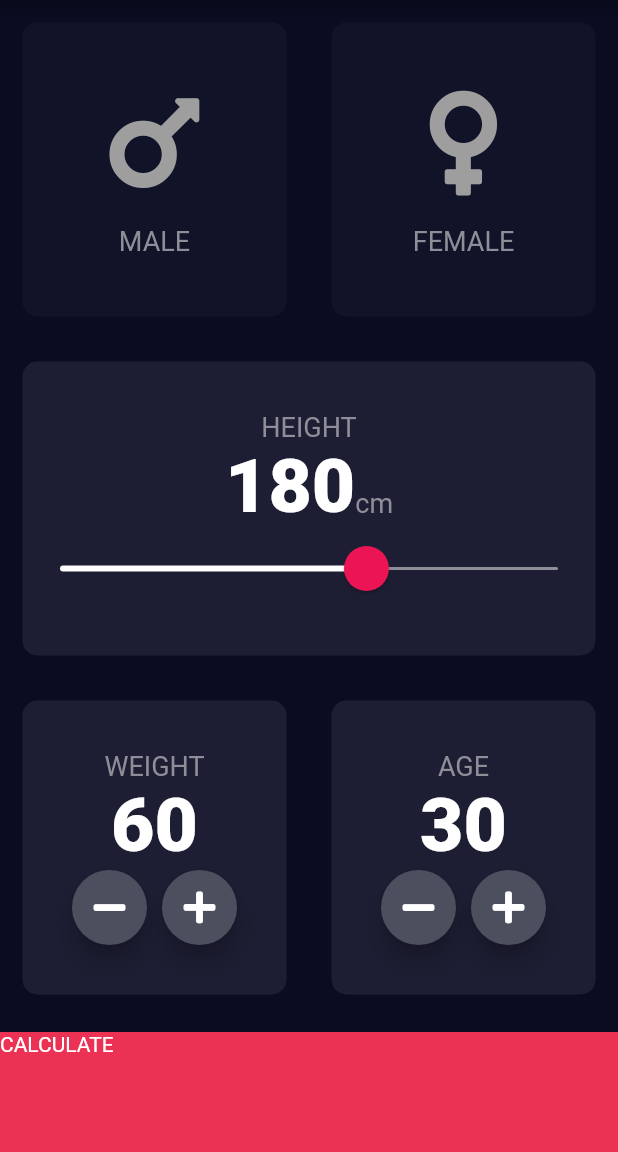
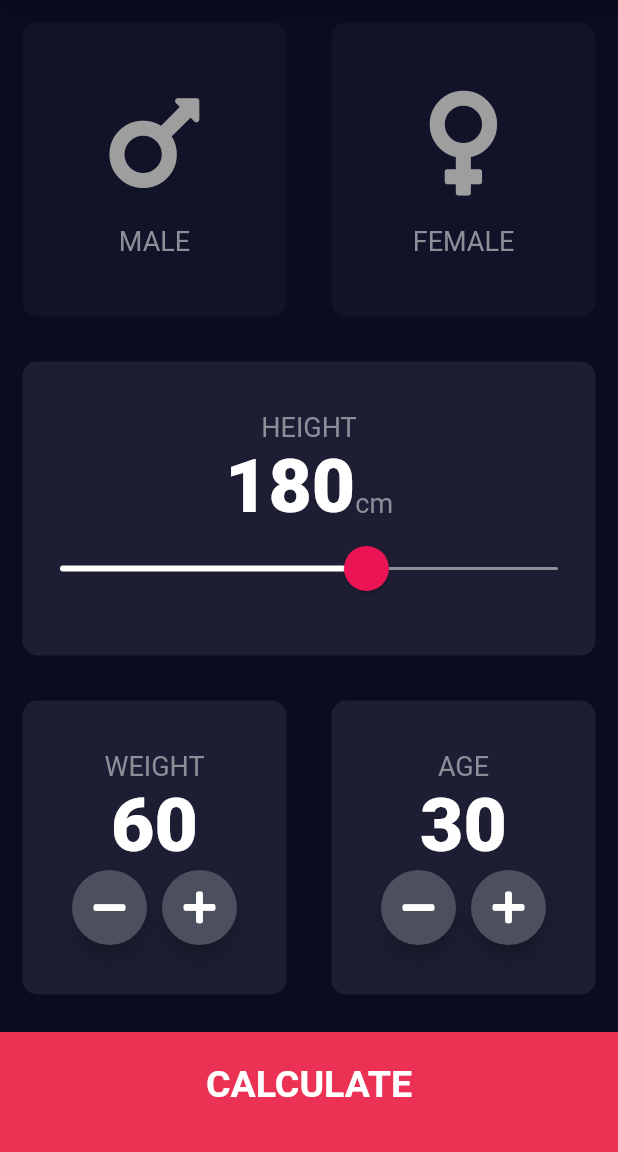
Before and after one commit to T-PAL-Developer/Flutter_iOS_Android_Web_bmi_calculator, a Flutter app: the screen it shows after launch, on a phone screen of 412 x 824 dp, the part 84-1236 px from its top. Run offline on Flutter 3.47's test engine with Material 2 defaults, Android fonts, the phone set to English and light mode, and no system bars; our stand-ins replace font_awesome_flutter.

```diff
--- /dev/null
+++ b/lib/custom_widgets/red_button.dart
@@ -0,0 +1,29 @@
+import 'package:flutter/material.dart';
+import 'package:bmi_calculator/constants.dart';
+
+class RedButton extends StatelessWidget {
+  const RedButton({@required this.onTap, @required this.buttonTitle});
+
+  final Function onTap;
+  final String buttonTitle;
+
+  @override
+  Widget build(BuildContext context) {
+    return GestureDetector(
+      onTap: onTap,
+      child: Container(
+        child: Center(
+          child: Text(
+            buttonTitle,
+            style: kLargeButtonTextStyle,
+          ),
+        ),
+        color: kBottomButtonColor,
+        margin: EdgeInsets.only(top: 10.0),
+        padding: EdgeInsets.only(bottom: 10.0),
+        width: double.infinity,
+        height: kBottomButtonHeight,
+      ),
+    );
+  }
+}
--- a/lib/main.dart
+++ b/lib/main.dart
@@ -1,6 +1,6 @@
 import 'package:flutter/material.dart';
-import 'pages/input_page.dart';
-import 'pages/results_page.dart';
+import 'screens/input_page.dart';
+import 'screens/results_page.dart';
 
 void main() => runApp(BMICalculator());
 
--- a/lib/pages/input_page.dart
+++ b/lib/screens/input_page.dart
@@ -1,6 +1,7 @@
 import 'dart:async';
 
 import 'package:bmi_calculator/constants.dart';
+import 'package:bmi_calculator/custom_widgets/red_button.dart';
 import 'package:bmi_calculator/models/weight_age_buttons_logic.dart';
 import 'package:flutter/material.dart';
 import 'package:font_awesome_flutter/font_awesome_flutter.dart';
@@ -242,18 +243,11 @@ class _InputPageState extends State<InputPage> {
               ),
             ],
           )),
-          GestureDetector(
-            onTap: () {
-              Navigator.pushNamed(context, '/first');
-            },
-            child: Container(
-              child: Text('CALCULATE'),
-              color: kBottomButtonColor,
-              margin: EdgeInsets.only(top: 10.0),
-              width: double.infinity,
-              height: kBottomButtonHeight,
-            ),
-          ),
+          RedButton(
+              onTap: () {
+                Navigator.pushNamed(context, '/first');
+              },
+              buttonTitle: 'Calculate'.toUpperCase()),
         ],
       ),
     );
```
Also changed, not shown: lib/constants.dart (+25 -0 lines), lib/pages/results_page.dart (deleted, +0 -13 lines), lib/screens/results_page.dart (added, +62 -0 lines).
